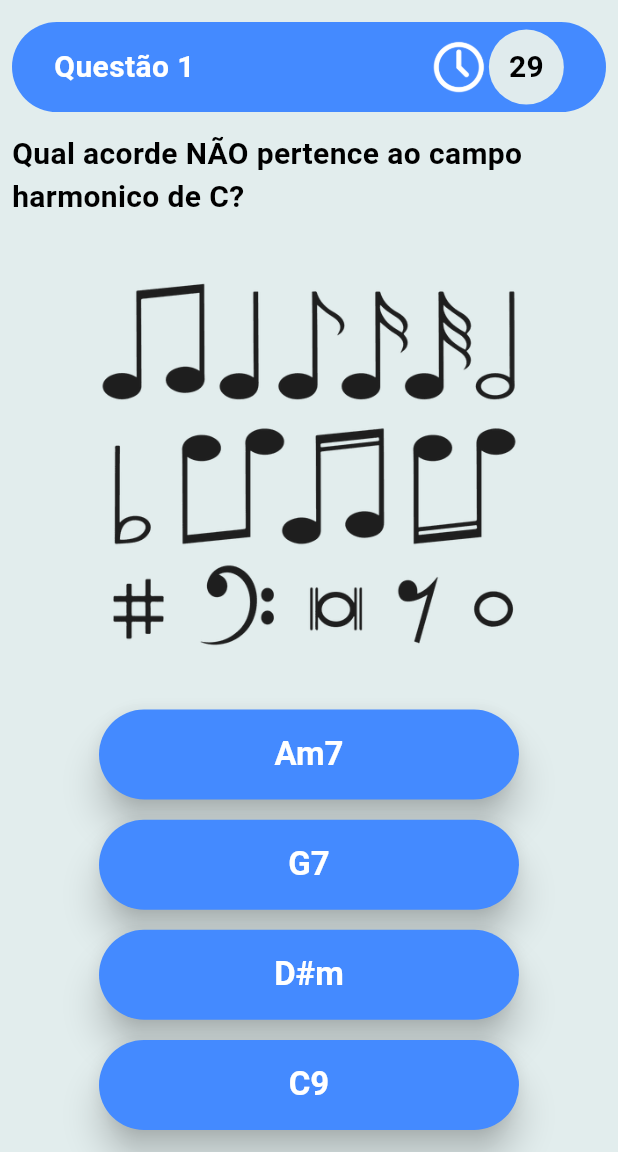
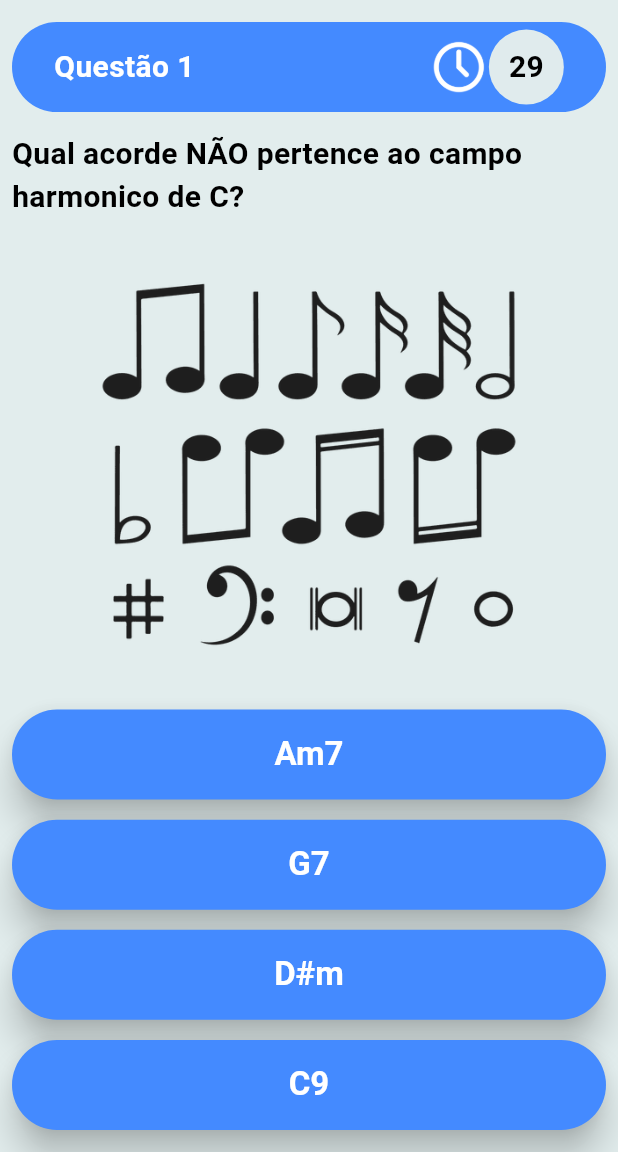
Before and after one commit to JohnSampa/Quiz-App-Flutter, a Flutter app: the screen it shows after launch, after a tap on "Iniciar", on a phone screen of 412 x 824 dp, the part 84-1236 px from its top. Run offline on Flutter 3.47's test engine with Material 3 defaults, Android fonts, the phone set to English and light mode, and no system bars.

Commit message:
Atualizando Quiz

```diff
--- a/lib/homePage.dart
+++ b/lib/homePage.dart
@@ -42,7 +42,7 @@ class HomePage extends StatelessWidget{
               },
              child: SizedBox(
               height: 100,
-              width: 300,
+              width: 250,
               child: Center(child: Text('Iniciar'))
               )
              )
--- a/lib/logicaQuiz.dart
+++ b/lib/logicaQuiz.dart
@@ -56,7 +56,7 @@ class LogicaQuiz {
       'image':'lib/assets/acordemeiodiminuto.png',
       'resp':[
         {'option': 'Si meio diminuto','correta':true},
-        {'option': 'Si maior com sétima e quinta almentada','correta':false},
+        {'option': 'Si maior com sétima','correta':false},
         {'option': 'Si maior com sétima e quinta bemol','correta':false},
         {'option': 'Si diminuto','correta':false},
       ]
--- a/lib/quizScreen.dart
+++ b/lib/quizScreen.dart
@@ -161,8 +161,10 @@ class _QuizScreenState extends State <QuizScreen> {
                     corretor(option['correta']as bool,index);
                     proximaPergunta();
                   },
-                  child: Text(
-                    option['option']as String
+                  child: Center(
+                    child: Text(
+                      option['option']as String
+                    ),
                   )
                   );
               }
--- a/lib/telaFinal.dart
+++ b/lib/telaFinal.dart
@@ -44,7 +44,7 @@ class FinalScreen extends StatelessWidget{
                 mainAxisAlignment: MainAxisAlignment.center,
                 children: [
                   Container(
-                    width: 460,
+                    width: 400,
                     height: 60,
                     decoration: BoxDecoration(
                       color: Colors.blueAccent,
--- a/lib/themes.dart
+++ b/lib/themes.dart
@@ -18,7 +18,7 @@ final themeQuiz = ThemeData(
       backgroundColor: Colors.blueAccent,
       foregroundColor: Colors.white,
       elevation: 10,
-      minimumSize: Size(280, 60),
+      minimumSize: Size(450, 60),
       textStyle: TextStyle(
         fontSize: 22,
         fontWeight: FontWeight.bold,
```
Also changed, not shown: pubspec.lock.
